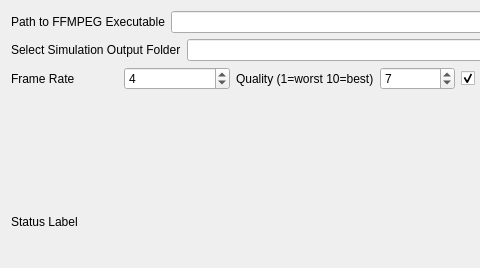
Before: the Qt Designer form cc3d/player5/Plugins/ViewManagerPlugins/movie_generator_dialog.ui in CompuCell3D/cc3d-player5, drawn with Qt 5; both pictures show x 0 to 480 and y 0 to 268 of the 691 by 268 pixel window.
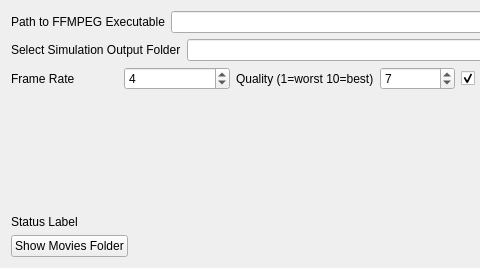
After: the same form once the commit is applied.

Commit message: Added button to open folder with generated movies. Also added few minor fixes

```diff
--- a/cc3d/player5/Plugins/ViewManagerPlugins/movie_generator_dialog.ui
+++ b/cc3d/player5/Plugins/ViewManagerPlugins/movie_generator_dialog.ui
@@ -140,6 +140,13 @@
    </item>
    <item>
     <layout class="QHBoxLayout" name="horizontalLayout">
+     <item>
+      <widget class="QPushButton" name="show_movies_folder_PB">
+       <property name="text">
+        <string>Show Movies Folder</string>
+       </property>
+      </widget>
+     </item>
      <item>
       <spacer name="horizontalSpacer_5">
        <property name="orientation">
```
The commit also changes 5 other files.
